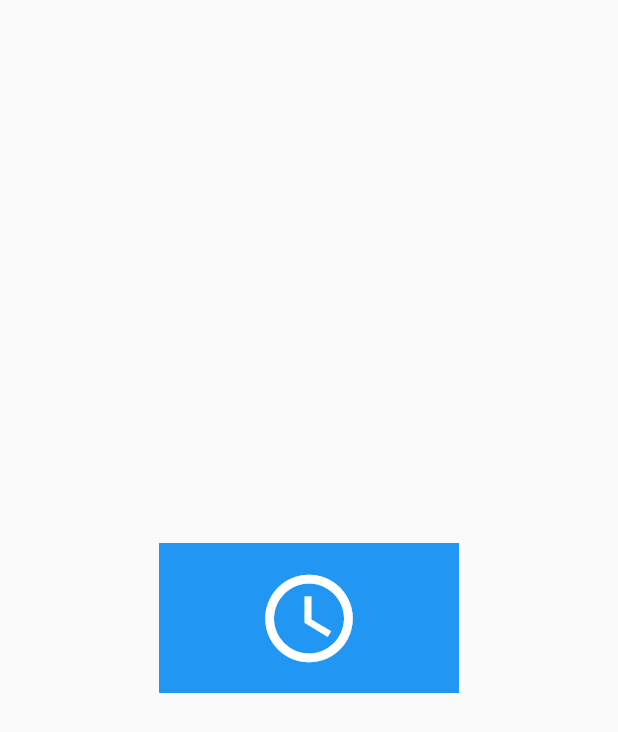
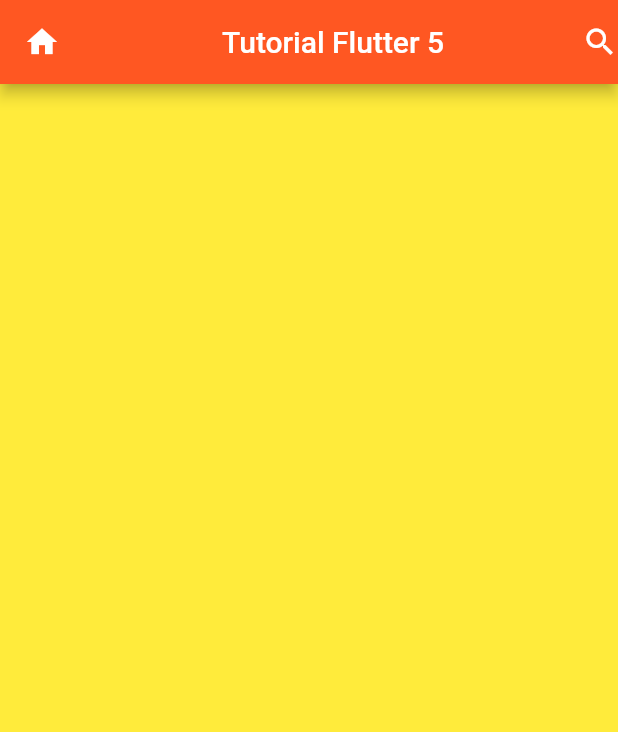
Before and after one commit to arioki1/Belajar-Flutter, a Flutter app: the screen it shows after launch, on a phone screen of 412 x 824 dp. Shown: the top 732 px of the screen. Run offline on Flutter 3.47's test engine with Material 2 defaults, Android fonts, the phone set to English and light mode, and no system bars.

Commit message:
Tutorial Flutter #5 - AppBar (Application Bar)

```diff
--- a/lib/main.dart
+++ b/lib/main.dart
@@ -1,6 +1,7 @@
 import 'package:flutter/material.dart';
 void main(){
   runApp(new MaterialApp(
+    title: "Tutorial Flutter 5",
     home: new HalamanSatu(),
   ));
 }
@@ -10,17 +11,17 @@ class HalamanSatu extends StatelessWidget{
   Widget build(BuildContext context) {
     // TODO: implement build
     return new Scaffold(
-      body:
-      new Center(
-        child: new Container(
-        color: Colors.blue,
-        width: 200.0,
-        height: 100.0,
-        child: new Center(
-          child: new Icon(Icons.access_time,color:Colors.white,size:70)
+      backgroundColor: Colors.yellow,
+      appBar: new AppBar(
+        leading: new Icon(Icons.home),
+        backgroundColor: Colors.deepOrange,
+        title: new Center(
+          child: new Text("Tutorial Flutter 5"),
         ),
+        actions: <Widget>[
+          new Icon(Icons.search)
+        ],
       ),
-    ),
     );
   }
 }
```
